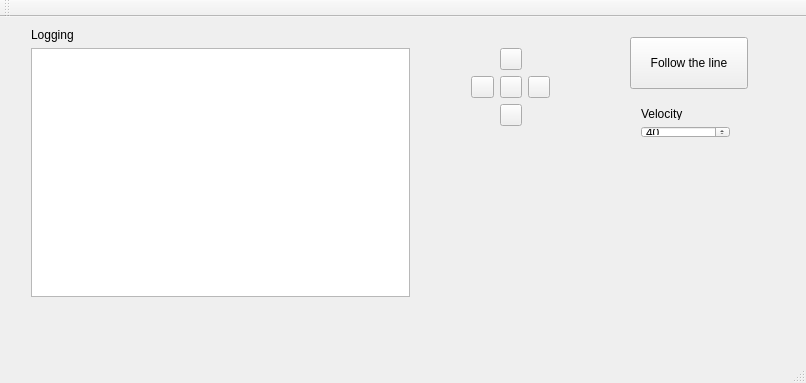
Above: mainwindow.ui from MarvinStuede/pms before the change. Below: the same form after it.
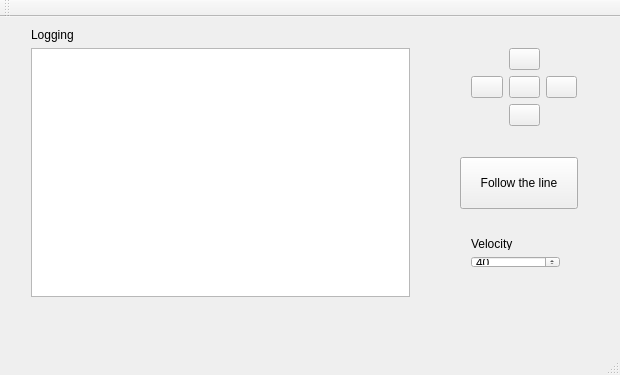
That is the form after the change. Icons and pictures are not drawn.

The edit to the form file:
```diff
--- a/mainwindow.ui
+++ b/mainwindow.ui
@@ -6,14 +6,14 @@
    <rect>
     <x>0</x>
     <y>0</y>
-    <width>806</width>
-    <height>383</height>
+    <width>620</width>
+    <height>375</height>
    </rect>
   </property>
   <property name="minimumSize">
    <size>
-    <width>800</width>
-    <height>300</height>
+    <width>620</width>
+    <height>375</height>
    </size>
   </property>
   <property name="windowTitle">
@@ -25,7 +25,7 @@
      <rect>
       <x>460</x>
       <y>20</y>
-      <width>101</width>
+      <width>128</width>
       <height>101</height>
      </rect>
     </property>
@@ -147,8 +147,8 @@
    <widget class="QPushButton" name="btnLine">
     <property name="geometry">
      <rect>
-      <x>630</x>
-      <y>20</y>
+      <x>460</x>
+      <y>140</y>
       <width>118</width>
       <height>52</height>
      </rect>
@@ -166,8 +166,8 @@
    <widget class="QWidget" name="verticalLayoutWidget">
     <property name="geometry">
      <rect>
-      <x>630</x>
-      <y>80</y>
+      <x>460</x>
+      <y>210</y>
       <width>111</width>
       <height>52</height>
      </rect>
@@ -192,7 +192,7 @@
      </item>
     </layout>
    </widget>
-   <widget class="QWidget" name="">
+   <widget class="QWidget" name="layoutWidget">
     <property name="geometry">
      <rect>
       <x>20</x>
```
Left out of the diff: 2 changed lines with no effect on the pictures.
